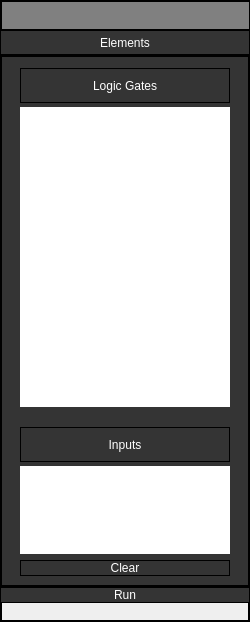
Qt form circuitelementsmenu.ui (University-of-Utah-CS3505/a9-edu-app-MAUIFanClub) before a commit.
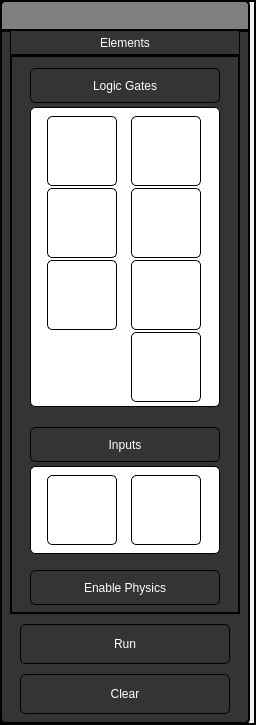
The same form after that commit. Icons and pictures are not drawn.

Diff of the .ui file:
```diff
--- a/circuitelementsmenu.ui
+++ b/circuitelementsmenu.ui
@@ -6,8 +6,8 @@
    <rect>
     <x>0</x>
     <y>0</y>
-    <width>250</width>
-    <height>622</height>
+    <width>256</width>
+    <height>725</height>
    </rect>
   </property>
   <property name="minimumSize">
@@ -57,19 +57,38 @@
     </size>
    </property>
    <property name="styleSheet">
-    <string notr="true">border: 2px solid #000000;
-background-color: rgb(52, 52, 52);</string>
+    <string notr="true">* 
+{
+border: 2px solid #000000;
+background-color: rgb(52, 52, 52);
+}
+
+QWidget#ElementsLayout
+{
+border-bottom-left-radius: 5px 5px;
+border-bottom-right-radius: 5px 5px;
+}
+
+
+
+</string>
    </property>
-   <layout class="QVBoxLayout" name="verticalLayout" stretch="0,0,0">
+   <layout class="QVBoxLayout" name="verticalLayout" stretch="0,0,0,0">
     <property name="spacing">
      <number>0</number>
     </property>
     <property name="sizeConstraint">
      <enum>QLayout::SetMinAndMaxSize</enum>
     </property>
+    <property name="leftMargin">
+     <number>10</number>
+    </property>
     <property name="topMargin">
      <number>0</number>
     </property>
+    <property name="rightMargin">
+     <number>10</number>
+    </property>
     <property name="bottomMargin">
      <number>0</number>
     </property>
@@ -121,7 +140,7 @@
       </property>
       <property name="minimumSize">
        <size>
-        <width>232</width>
+        <width>230</width>
         <height>308</height>
        </size>
       </property>
@@ -194,6 +213,7 @@
             <property name="styleSheet">
              <string notr="true">QPushButton{
 border: 1px solid #000000;
+border-radius:5px;
 font: 12pt &quot;OCR A Extended&quot;;
 	color: rgb(255, 255, 255);
 }
@@ -233,7 +253,9 @@
              </size>
             </property>
             <property name="styleSheet">
-             <string notr="true">background-color: rgb(255, 255, 255);</string>
+             <string notr="true">background-color: rgb(255, 255, 255);
+border-radius:5px;
+border: 1px solid #000000;</string>
             </property>
             <layout class="QGridLayout" name="gridLayout">
              <item row="1" column="1">
@@ -535,6 +557,7 @@
             <property name="styleSheet">
              <string notr="true">QPushButton{
 border: 1px solid #000000;
+border-radius:5px;
 font: 12pt &quot;OCR A Extended&quot;;
 	color: rgb(255, 255, 255);
 }
@@ -556,7 +579,9 @@
              </sizepolicy>
             </property>
             <property name="styleSheet">
-             <string notr="true">background-color: rgb(255, 255, 255);</string>
+             <string notr="true">background-color: rgb(255, 255, 255);
+border-radius:5px;
+border: 1px solid #000000;</string>
             </property>
             <layout class="QGridLayout">
              <item row="0" column="0">
@@ -627,13 +652,45 @@
            </widget>
           </item>
           <item>
-           <widget class="QPushButton" name="clearBtn">
+           <spacer name="verticalSpacer">
+            <property name="orientation">
+             <enum>Qt::Vertical</enum>
+            </property>
+            <property name="sizeHint" stdset="0">
+             <size>
+              <width>20</width>
+              <height>8</height>
+             </size>
+            </property>
+           </spacer>
+          </item>
+          <item>
+           <widget class="QPushButton" name="physicsBtn">
+            <property name="sizePolicy">
+             <sizepolicy hsizetype="Minimum" vsizetype="Maximum">
+              <horstretch>0</horstretch>
+              <verstretch>0</verstretch>
+             </sizepolicy>
+            </property>
+            <property name="minimumSize">
+             <size>
+              <width>0</width>
+              <height>35</height>
+             </size>
+            </property>
+            <property name="maximumSize">
+             <size>
+              <width>300</width>
+              <height>30</height>
+             </size>
+            </property>
             <property name="toolTip">
-             <string>&lt;html&gt;&lt;head/&gt;&lt;body&gt;&lt;p&gt;&lt;span style=&quot; color:#ffffff;&quot;&gt;This button will remove all current elements from the screen.&lt;/span&gt;&lt;/p&gt;&lt;/body&gt;&lt;/html&gt;</string>
+             <string>&lt;html&gt;&lt;head/&gt;&lt;body&gt;&lt;p&gt;&lt;span style=&quot; color:#ffffff;&quot;&gt;This button will take you to the input options&lt;/span&gt;&lt;/p&gt;&lt;/body&gt;&lt;/html&gt;</string>
             </property>
             <property name="styleSheet">
              <string notr="true">QPushButton{
 border: 1px solid #000000;
+border-radius:5px;
 font: 12pt &quot;OCR A Extended&quot;;
 	color: rgb(255, 255, 255);
 }
@@ -642,7 +699,7 @@
 }</string>
             </property>
             <property name="text">
-             <string>Clear</string>
+             <string>Enable Physics</string>
             </property>
            </widget>
           </item>
@@ -654,12 +711,20 @@
     </item>
     <item>
      <widget class="QPushButton" name="runBtn">
+      <property name="minimumSize">
+       <size>
+        <width>0</width>
+        <height>55</height>
+       </size>
+      </property>
       <property name="toolTip">
        <string>&lt;html&gt;&lt;head/&gt;&lt;body&gt;&lt;p&gt;&lt;span style=&quot; color:#ffffff;&quot;&gt;Click here to run your design&lt;/span&gt;&lt;/p&gt;&lt;/body&gt;&lt;/html&gt;</string>
       </property>
       <property name="styleSheet">
        <string notr="true">QPushButton{
 border: 1px solid #000000;
+border-radius:5px;
+margin:10px 10px 5px 10px;
 font: 12pt &quot;OCR A Extended&quot;;
 	color: rgb(255, 255, 255);
 }
@@ -672,6 +737,34 @@
       </property>
      </widget>
     </item>
+    <item>
+     <widget class="QPushButton" name="clearBtn">
+      <property name="minimumSize">
+       <size>
+        <width>0</width>
+        <height>55</height>
+       </size>
+      </property>
+      <property name="toolTip">
+       <string>&lt;html&gt;&lt;head/&gt;&lt;body&gt;&lt;p&gt;&lt;span style=&quot; color:#ffffff;&quot;&gt;This button will remove all current elements from the screen.&lt;/span&gt;&lt;/p&gt;&lt;/body&gt;&lt;/html&gt;</string>
+      </property>
+      <property name="styleSheet">
+       <string notr="true">QPushButton{
+border: 1px solid #000000;
+border-radius:5px;
+margin: 5px 10px 10px 10px;
+font: 12pt &quot;OCR A Extended&quot;;
+	color: rgb(255, 255, 255);
+}
+QPushButton::hover{
+border: 2px solid #000000;
+}</string>
+      </property>
+      <property name="text">
+       <string>Clear</string>
+      </property>
+     </widget>
+    </item>
    </layout>
   </widget>
   <widget class="QWidget" name="TopBar" native="true">
@@ -679,13 +772,21 @@
     <rect>
      <x>0</x>
      <y>0</y>
-     <width>251</width>
+     <width>250</width>
      <height>31</height>
     </rect>
    </property>
+   <property name="maximumSize">
+    <size>
+     <width>250</width>
+     <height>16777215</height>
+    </size>
+   </property>
    <property name="styleSheet">
     <string notr="true">QWidget {
 background-color:gray;
+border-top-left-radius: 5px 5px;
+border-top-right-radius: 5px 5px;
 }
 QWidget::hover{
 background-color:rgb(40, 40, 40);
```
